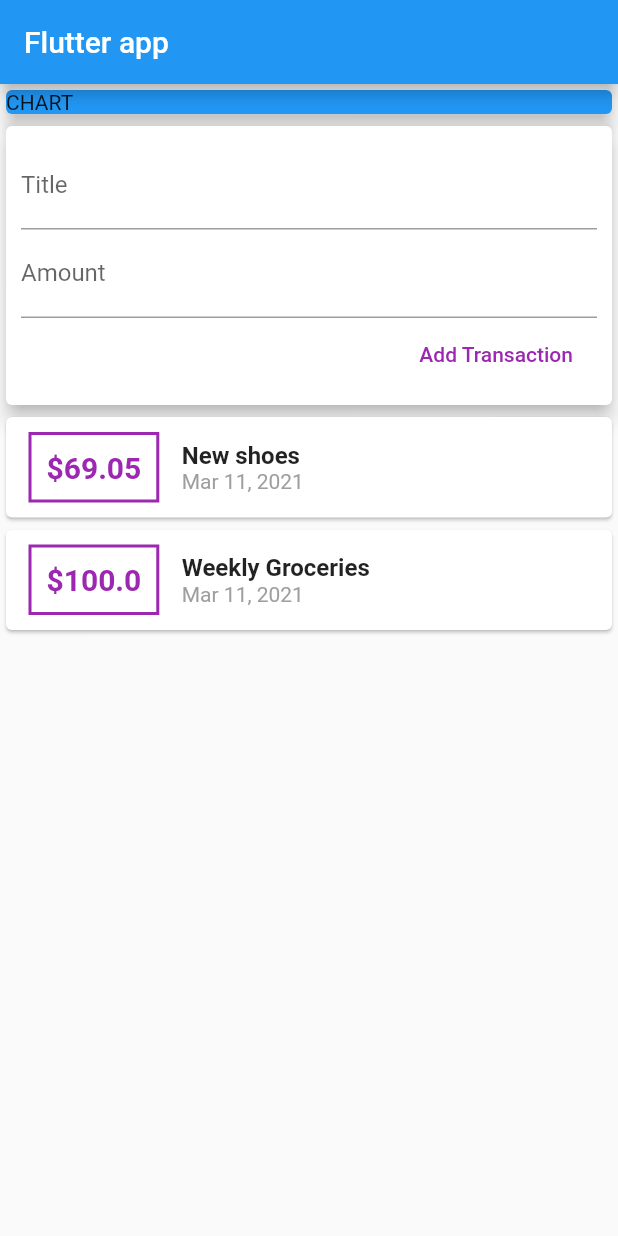
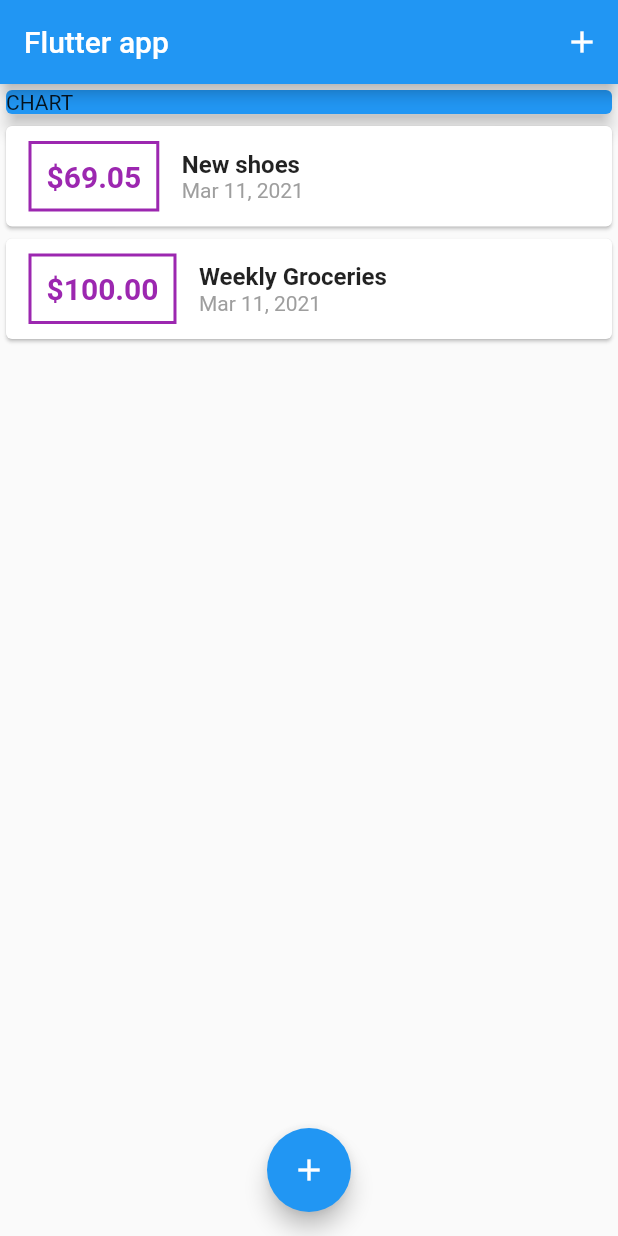
Before and after one commit to PatrickNiyogitare28/30-Days-of-flutter, a Flutter app: the screen it shows after launch, on a phone screen of 412 x 824 dp. Run offline on Flutter 3.47's test engine with Material 2 defaults, Android fonts, the phone set to English and light mode, and no system bars.

Commit message:
chore: added model #fit-transaction-#expensises_tracker

```diff
--- a/expensises_tracker/lib/main.dart
+++ b/expensises_tracker/lib/main.dart
@@ -1,6 +1,9 @@
+import 'package:expensises_tracker/widgets/new_transaction.dart';
+import 'package:expensises_tracker/widgets/transaction_list.dart';
 import 'package:flutter/material.dart';
 
-import './widgets/user_transaction.dart';
+import './models/transaction.dart';
+import './widgets/transaction_list.dart';
 
 void main() {
   runApp(MyApp());
@@ -20,16 +23,49 @@ class MyApp extends StatelessWidget {
   }
 }
 
-class MyHomePage extends StatelessWidget {
-  // String titleInput;
-  // String amountInput;
+class MyHomePage extends StatefulWidget {
+  @override
+  _MyHomePageState createState() => _MyHomePageState();
+}
 
+class _MyHomePageState extends State<MyHomePage> {
+  final List<Transaction> _userTransactions = [
+    Transaction(
+        id: 't1', title: 'New shoes', amount: 69.05, date: DateTime.now()),
+    Transaction(
+        id: 't2', title: 'Weekly Groceries', amount: 100, date: DateTime.now())
+  ];
+
+  void _addNewTransaction(String txTitle, double txAmount) {
+    final newTx = Transaction(
+        id: DateTime.now().toString(),
+        title: txTitle,
+        amount: txAmount,
+        date: DateTime.now());
+  }
+    void _startAddNewTransaction(BuildContext ctx) {
+      showModalBottomSheet(
+          context: ctx,
+          builder: (_) {
+            return
+             GestureDetector(
+               onTap: (){},
+               child: NewTransaction(_addNewTransaction),
+               behavior: HitTestBehavior.opaque
+
+             );
+
+          });
+    }
 
     @override
     Widget build(BuildContext context) {
       return Scaffold(
         appBar: AppBar(
           title: Text('Flutter app'),
+          actions: <Widget>[
+            IconButton(icon: Icon(Icons.add), onPressed: () => _startAddNewTransaction(context))
+          ],
         ),
         body: SingleChildScrollView(
           child: Column(
@@ -43,9 +79,14 @@ class MyHomePage extends StatelessWidget {
                     child: Text('CHART'),
                     elevation: 5,
                   )),
-                UserTransaction()
+              TransactionList(_userTransactions),
             ],
           ),
+        ),
+        floatingActionButtonLocation: FloatingActionButtonLocation.centerFloat,
+        floatingActionButton: FloatingActionButton(
+          child: Icon(Icons.add),
+          onPressed: () => _startAddNewTransaction(context),
         ),
       );
     }
--- a/expensises_tracker/lib/widgets/transaction_list.dart
+++ b/expensises_tracker/lib/widgets/transaction_list.dart
@@ -26,7 +26,7 @@ class TransactionList extends StatelessWidget {
                       )),
                       padding: EdgeInsets.all(10),
                       child: Text(
-                        '\$${transactions[index].amount}',
+                        '\$${transactions[index].amount.toStringAsFixed(2)}',
                         style: TextStyle(
                             fontWeight: FontWeight.bold,
                             fontSize: 20,
--- a/expensises_tracker/lib/widgets/user_transaction.dart
+++ /dev/null
@@ -1,44 +0,0 @@
-import 'package:expensises_tracker/widgets/transaction_list.dart';
-import 'package:flutter/material.dart';
-
-import './new_transaction.dart';
-import './transaction_list.dart';
-import '../models/transaction.dart';
-
-class UserTransaction extends StatefulWidget {
-  UserTransaction({Key key}) : super(key: key);
-
-  @override
-  _UserTransactionState createState() => _UserTransactionState();
-}
-
-class _UserTransactionState extends State<UserTransaction> {
-  final List<Transaction> _userTransactions = [
-    Transaction(
-        id: 't1', title: 'New shoes', amount: 69.05, date: DateTime.now()),
-    Transaction(
-        id: 't2', title: 'Weekly Groceries', amount: 100, date: DateTime.now())
-  ];
-
-  void _addNewTransaction(String txTitle, double txAmount) {
-    final newTx = Transaction(
-        id: DateTime.now().toString(),
-        title: txTitle,
-        amount: txAmount,
-        date: DateTime.now()
-    );
-
-  setState(() {
-    _userTransactions.add(newTx);
-  });
-}
-
-  @override
-  Widget build(BuildContext context) {
-    return Column(
-      children: <Widget>[
-        NewTransaction(_addNewTransaction),
-        TransactionList(_userTransactions)],
-    );
-  }
-}
```
Also changed, not shown: expensises_tracker/lib/widgets/new_transaction.dart (+18 -7 lines). Lines whose indentation alone changed are shown as unchanged.
